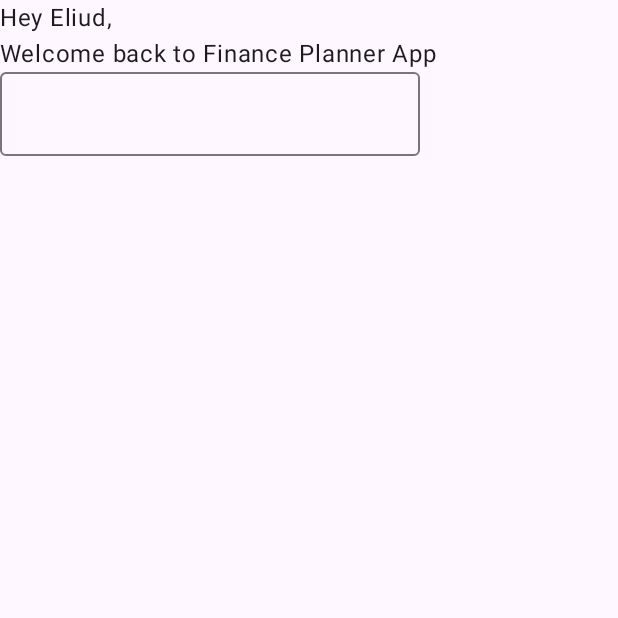
After one commit to hngx-org/financial-planner-ai-app, an Android app built with Jetpack Compose: the composable HomeScreen shown on its own in the app's theme, on a phone screen of 412 x 824 dp, the top half of it. The commit adds this screen. Run offline under Robolectric (Android 15) with nearby library versions, the phone set to English and light mode, and no system bars.

```diff
--- /dev/null
+++ b/app/src/main/java/com/example/financial_planner_ai_app/presentation/homeScreen/HomeScreen.kt
@@ -0,0 +1,31 @@
+package com.example.financial_planner_ai_app.presentation.homeScreen
+
+
+import androidx.compose.foundation.layout.Column
+import androidx.compose.foundation.layout.fillMaxSize
+import androidx.compose.material3.OutlinedTextField
+import androidx.compose.material3.Text
+import androidx.compose.runtime.Composable
+import androidx.compose.runtime.collectAsState
+import androidx.compose.runtime.getValue
+import androidx.compose.ui.Modifier
+
+@Composable
+fun HomeScreen(
+    modifier: Modifier = Modifier,
+    homeScreenViewModel: HomeScreenViewModel
+) {
+    val homeScreenUiState by homeScreenViewModel.homeScreenUiState.collectAsState()
+    Column(
+        modifier = Modifier.fillMaxSize()
+    ) {
+        Text(text = "Hey Eliud,")
+        Text(text = "Welcome back to Finance Planner App")
+        OutlinedTextField(
+            value = homeScreenUiState.searchText,
+            onValueChange = {
+                homeScreenViewModel.updateSearchPrompt(homeScreenUiState.copy(searchText = it))
+            }
+        )
+    }
+}
--- /dev/null
+++ b/app/src/main/java/com/example/financial_planner_ai_app/presentation/homeScreen/HomeScreenUiState.kt
@@ -0,0 +1,5 @@
+package com.example.financial_planner_ai_app.presentation.homeScreen
+
+data class HomeScreenUiState(
+    val searchText: String = ""
+)
--- /dev/null
+++ b/app/src/main/java/com/example/financial_planner_ai_app/presentation/homeScreen/HomeScreenViewModel.kt
@@ -0,0 +1,13 @@
+package com.example.financial_planner_ai_app.presentation.homeScreen
+
+import androidx.lifecycle.ViewModel
+import kotlinx.coroutines.flow.MutableStateFlow
+
+class HomeScreenViewModel: ViewModel() {
+    private val _homeScreenUiState = MutableStateFlow(HomeScreenUiState())
+    val homeScreenUiState = _homeScreenUiState
+
+    fun updateSearchPrompt(userInput: HomeScreenUiState) {
+        _homeScreenUiState.value = userInput
+    }
+}
--- a/app/src/main/java/com/example/financial_planner_ai_app/presentation/login/loginScreen.kt
+++ b/app/src/main/java/com/example/financial_planner_ai_app/presentation/login/loginScreen.kt
@@ -1,4 +1,4 @@
-package com.example.financial_planner_ai_app.presentation.login
+package com.example.financial_planner_ai_app.ui.login_screen
 
 import androidx.compose.foundation.background
 import androidx.compose.foundation.layout.Arrangement
--- a/app/src/main/java/com/example/financial_planner_ai_app/presentation/login/loginState.kt
+++ b/app/src/main/java/com/example/financial_planner_ai_app/presentation/login/loginState.kt
@@ -1,4 +1,4 @@
-package com.example.financial_planner_ai_app.presentation.login
+package com.example.financial_planner_ai_app.ui.login_screen
 
 data class LoginState(
     val emailAddress:String,
--- a/app/src/main/java/com/example/financial_planner_ai_app/presentation/splash/SplashScreen.kt
+++ b/app/src/main/java/com/example/financial_planner_ai_app/presentation/splash/SplashScreen.kt
@@ -1,4 +1,4 @@
-package com.example.financial_planner_ai_app.presentation.splash
+package com.example.financial_planner_ai_app.ui.login_screen
 
 import android.view.animation.OvershootInterpolator
 import androidx.compose.animation.core.Animatable
```
Also changed, not shown: app/src/main/java/com/example/financial_planner_ai_app/presentation/signup/SignupScreen.kt (+83 -28 lines).
